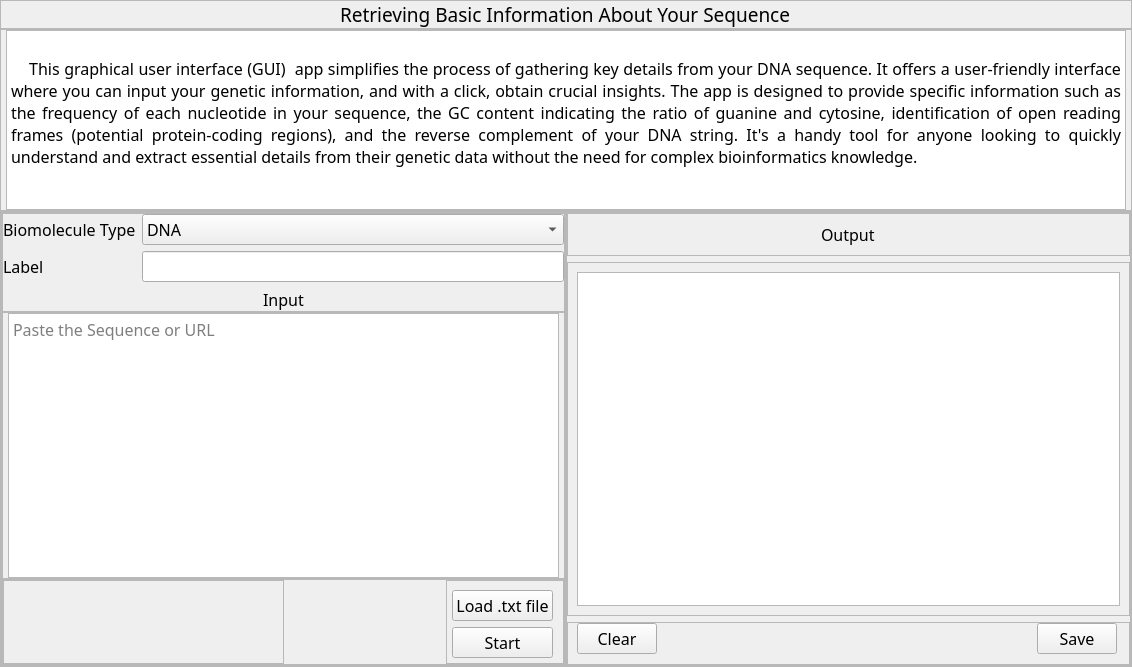
Qt form ui/tabs/basic_info.ui (bryancastillo10/BioBytes-PairSync) before a commit.
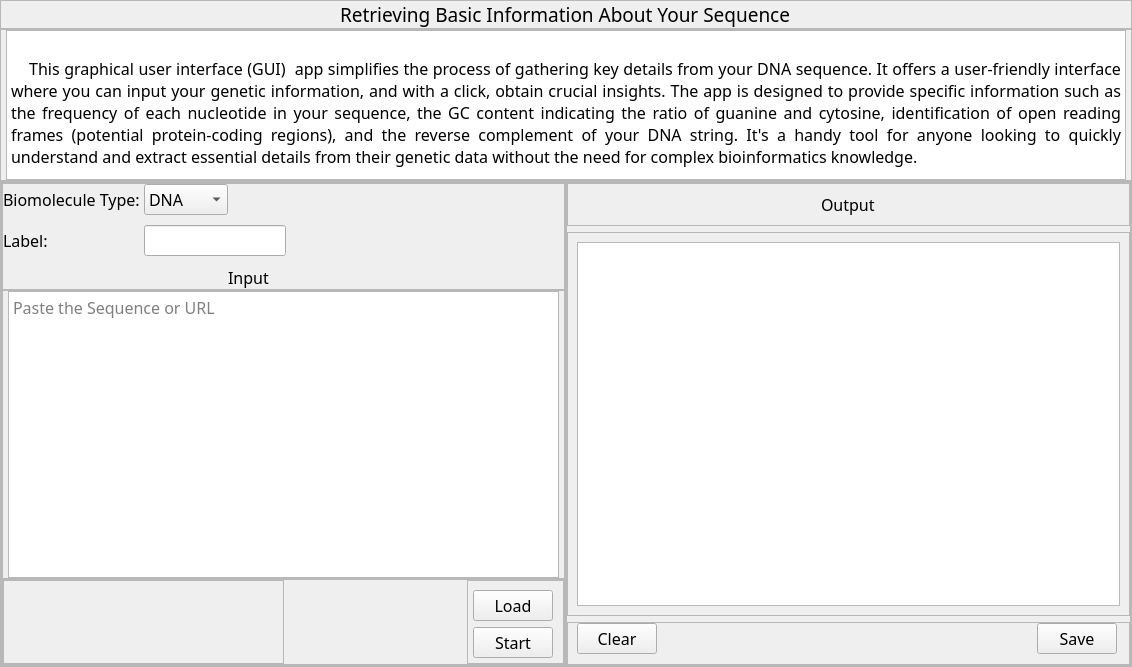
The same form after that commit. Icons and pictures are not drawn.

Commit message: styling basic_info tab

```diff
--- a/ui/tabs/basic_info.ui
+++ b/ui/tabs/basic_info.ui
@@ -113,7 +113,7 @@
         <property name="maximumSize">
          <size>
           <width>16777215</width>
-          <height>180</height>
+          <height>150</height>
          </size>
         </property>
         <property name="autoFillBackground">
@@ -212,14 +212,20 @@
             <property name="bottomMargin">
              <number>0</number>
             </property>
-            <item row="0" column="0">
+            <property name="horizontalSpacing">
+             <number>0</number>
+            </property>
+            <property name="verticalSpacing">
+             <number>10</number>
+            </property>
+            <item row="0" column="0" alignment="Qt::AlignLeft">
              <widget class="QLabel" name="label_2">
               <property name="text">
-               <string>Biomolecule Type</string>
+               <string>Biomolecule Type: </string>
               </property>
              </widget>
             </item>
-            <item row="0" column="1">
+            <item row="0" column="1" alignment="Qt::AlignRight">
              <widget class="QComboBox" name="comboBox">
               <property name="styleSheet">
                <string notr="true"/>
@@ -241,21 +247,47 @@
               </item>
              </widget>
             </item>
+            <item row="0" column="2" colspan="2">
+             <spacer name="horizontalSpacer_2">
+              <property name="orientation">
+               <enum>Qt::Horizontal</enum>
+              </property>
+              <property name="sizeHint" stdset="0">
+               <size>
+                <width>309</width>
+                <height>20</height>
+               </size>
+              </property>
+             </spacer>
+            </item>
             <item row="1" column="0">
              <widget class="QLabel" name="label_3">
               <property name="text">
-               <string>Label</string>
+               <string>Label:</string>
               </property>
              </widget>
             </item>
-            <item row="1" column="1">
+            <item row="1" column="1" colspan="2" alignment="Qt::AlignRight">
              <widget class="QLineEdit" name="lineEdit">
               <property name="text">
                <string/>
               </property>
              </widget>
             </item>
-            <item row="2" column="0" colspan="2" alignment="Qt::AlignHCenter">
+            <item row="1" column="3">
+             <spacer name="horizontalSpacer_3">
+              <property name="orientation">
+               <enum>Qt::Horizontal</enum>
+              </property>
+              <property name="sizeHint" stdset="0">
+               <size>
+                <width>198</width>
+                <height>20</height>
+               </size>
+              </property>
+             </spacer>
+            </item>
+            <item row="2" column="2">
              <widget class="QLabel" name="label_4">
               <property name="font">
                <font>
@@ -300,6 +332,12 @@
             </property>
             <item row="0" column="0">
              <widget class="QTextEdit" name="textEdit_2">
+              <property name="sizePolicy">
+               <sizepolicy hsizetype="Expanding" vsizetype="Preferred">
+                <horstretch>0</horstretch>
+                <verstretch>0</verstretch>
+               </sizepolicy>
+              </property>
               <property name="placeholderText">
                <string>Paste the Sequence or URL</string>
               </property>
@@ -394,7 +432,7 @@
                <item>
                 <widget class="QPushButton" name="pushButton">
                  <property name="text">
-                  <string>Load .txt file</string>
+                  <string>Load</string>
                  </property>
                  <property name="icon">
                   <iconset resource="../../static/resources_rc.qrc">
@@ -487,7 +525,14 @@
            </property>
            <layout class="QGridLayout" name="gridLayout">
             <item row="0" column="0">
-             <widget class="QTextBrowser" name="textBrowser"/>
+             <widget class="QTextBrowser" name="textBrowser">
+              <property name="sizePolicy">
+               <sizepolicy hsizetype="Expanding" vsizetype="Preferred">
+                <horstretch>0</horstretch>
+                <verstretch>0</verstretch>
+               </sizepolicy>
+              </property>
+             </widget>
             </item>
            </layout>
           </widget>
```
Left out of the diff: 18 changed lines with no effect on the pictures. The commit also changes 5 other files.
